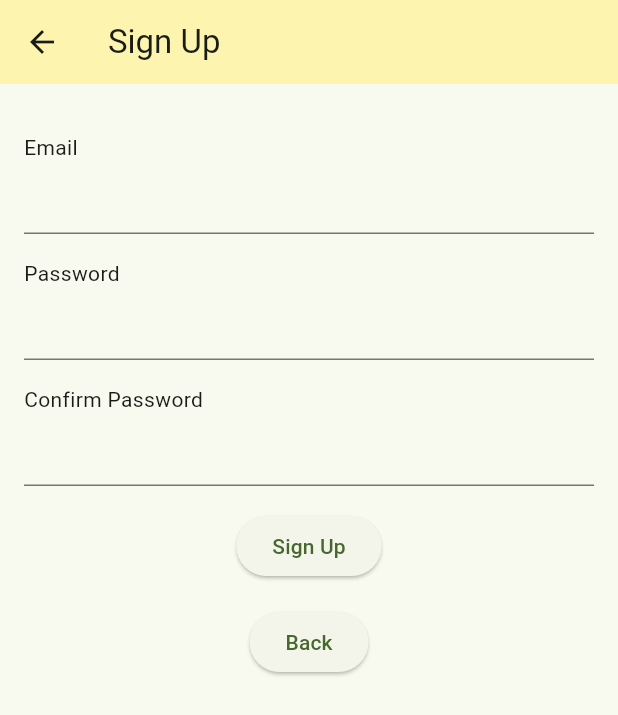
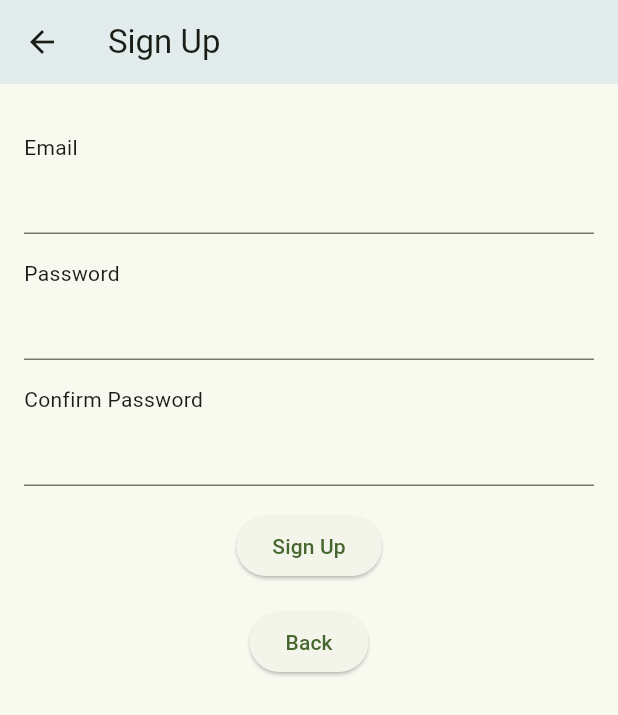
Before and after one commit to tajzyy/compare_app, a Flutter app: the screen it shows after launch, after a tap on "Sign Up", on a phone screen of 412 x 824 dp. Shown: the top 715 px of the screen. Run offline on Flutter 3.47's test engine with Material 3 defaults, Android fonts, the phone set to English and light mode, and no system bars; our stand-ins replace cloud_firestore, firebase_auth, firebase_core; accounts and stored records are empty; network calls fail.

Commit message:
took out the yellow

```diff
--- a/lib/favorites_screen.dart
+++ b/lib/favorites_screen.dart
@@ -26,7 +26,7 @@ class _FavoritesScreenState extends State<FavoritesScreen> {
     return Scaffold(
       appBar: AppBar(
         title: Text('Favorites'),
-        backgroundColor: Color.fromRGBO(255,242,147,0.7)
+        backgroundColor: Color.fromRGBO(216,230,235,0.7)
       ),
       body: FutureBuilder<List<String>>(
         future: _favoritesFuture,
--- a/lib/home_screen.dart
+++ b/lib/home_screen.dart
@@ -22,7 +22,7 @@ class _HomeScreenState extends State<HomeScreen> {
       appBar: AppBar(
         centerTitle: true,
         title: Text('Cart Compare'),
-        backgroundColor: Color.fromRGBO(255,242,147,0.7)
+        backgroundColor: Color.fromRGBO(216,230,235,0.7)
       ),
       body: _tabs[_currentIndex],
       bottomNavigationBar: BottomNavigationBar(
--- a/lib/list_detail_screen.dart
+++ b/lib/list_detail_screen.dart
@@ -11,7 +11,7 @@ class ListDetailScreen extends StatelessWidget {
     return Scaffold(
       appBar: AppBar(
         title: Text(list.id),
-        backgroundColor: Color.fromRGBO(255,242,147,0.7)
+        backgroundColor: Color.fromRGBO(216,230,235,0.7)
       ),
       body: ListView(
         children: [
--- a/lib/login_screen.dart
+++ b/lib/login_screen.dart
@@ -19,7 +19,7 @@ class _LoginScreenState extends State<LoginScreen> {
     return Scaffold(
       appBar: AppBar(
         title: const Text('Login'),
-        backgroundColor: Color.fromRGBO(255,242,147,0.7)
+        backgroundColor: Color.fromRGBO(216,230,235,0.7)
       ),
       body: Padding(
         padding: const EdgeInsets.all(16.0),
--- a/lib/saved_lists_screen.dart
+++ b/lib/saved_lists_screen.dart
@@ -12,7 +12,7 @@ class SavedListsScreen extends StatelessWidget {
     return Scaffold(
       appBar: AppBar(
         title: Text('Saved Lists'),
-        backgroundColor: Color.fromRGBO(255,242,147,0.7)
+        backgroundColor: Color.fromRGBO(216,230,235,0.7)
       ),
       body: Column(
         children: [
--- a/lib/sign_up_screen.dart
+++ b/lib/sign_up_screen.dart
@@ -17,7 +17,7 @@ class _SignUpScreenState extends State<SignUpScreen> {
     return Scaffold(
       appBar: AppBar(
         title: Text('Sign Up'),
-        backgroundColor: Color.fromRGBO(255,242,147,0.7),
+        backgroundColor: Color.fromRGBO(216,230,235,0.7),
         automaticallyImplyLeading: true,
       ),
       body: Padding(
```
Also changed, not shown: lib/home_tab.dart (+7 -7 lines), lib/test_tab.dart (deleted, +0 -20 lines).
